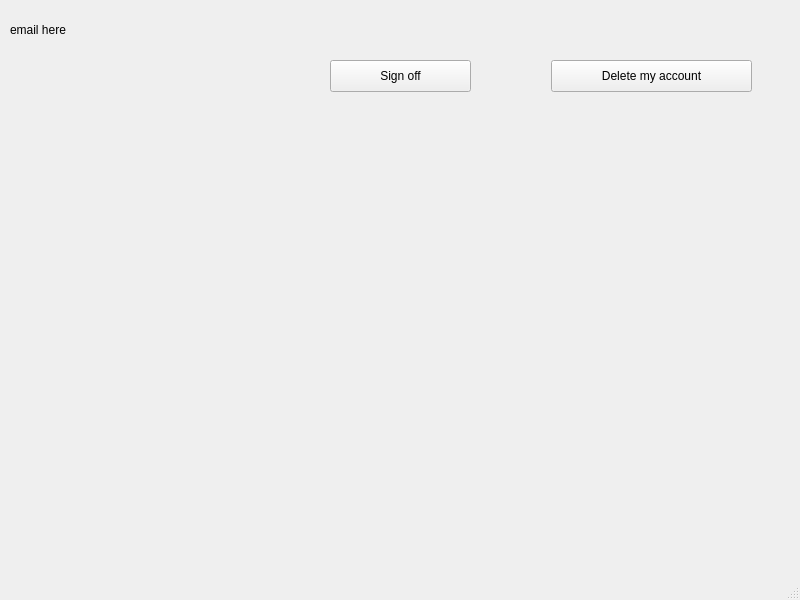
Qt form project/lab6/mainwindow.ui (aneroid11/Databases) before a commit.
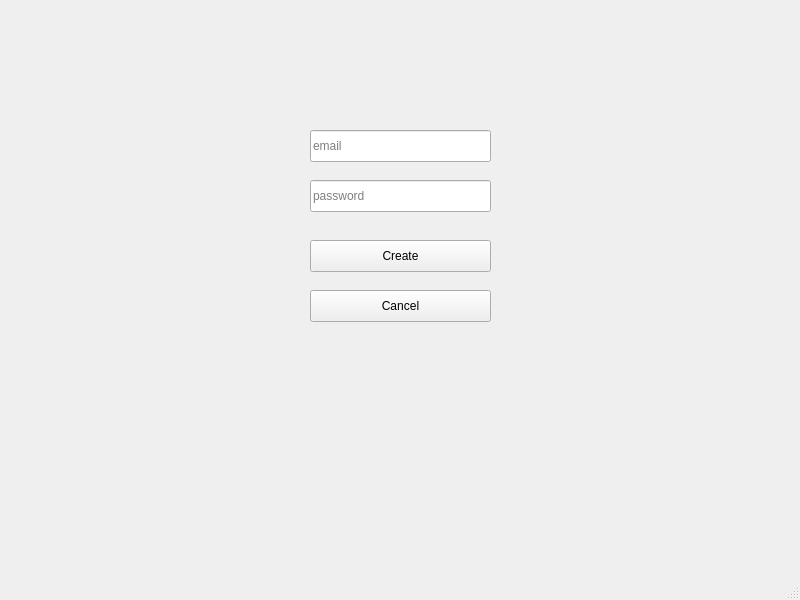
The same form after that commit.

Commit message: creating admin

The edit to the form file:
```diff
--- a/project/lab6/mainwindow.ui
+++ b/project/lab6/mainwindow.ui
@@ -36,7 +36,7 @@
      </rect>
     </property>
     <property name="currentIndex">
-     <number>5</number>
+     <number>11</number>
     </property>
     <widget class="QWidget" name="startingPage">
      <widget class="QPushButton" name="starting_signUpButton">
@@ -912,6 +912,69 @@
      </widget>
     </widget>
     <widget class="QWidget" name="myPlaylistsPage"/>
+    <widget class="QWidget" name="createAdminPage">
+     <widget class="QLineEdit" name="createAdmin_emailLineEdit">
+      <property name="geometry">
+       <rect>
+        <x>310</x>
+        <y>130</y>
+        <width>181</width>
+        <height>32</height>
+       </rect>
+      </property>
+      <property name="text">
+       <string/>
+      </property>
+      <property name="placeholderText">
+       <string>email</string>
+      </property>
+     </widget>
+     <widget class="QLineEdit" name="createAdmin_passwordLineEdit">
+      <property name="geometry">
+       <rect>
+        <x>310</x>
+        <y>180</y>
+        <width>181</width>
+        <height>32</height>
+       </rect>
+      </property>
+      <property name="text">
+       <string/>
+      </property>
+      <property name="echoMode">
+       <enum>QLineEdit::Password</enum>
+      </property>
+      <property name="placeholderText">
+       <string>password</string>
+      </property>
+     </widget>
+     <widget class="QPushButton" name="createAdmin_createButton">
+      <property name="geometry">
+       <rect>
+        <x>310</x>
+        <y>240</y>
+        <width>181</width>
+        <height>32</height>
+       </rect>
+      </property>
+      <property name="text">
+       <string>Create</string>
+      </property>
+     </widget>
+     <widget class="QPushButton" name="createAdmin_cancelButton">
+      <property name="geometry">
+       <rect>
+        <x>310</x>
+        <y>290</y>
+        <width>181</width>
+        <height>32</height>
+       </rect>
+      </property>
+      <property name="text">
+       <string>Cancel</string>
+      </property>
+     </widget>
+    </widget>
    </widget>
   </widget>
   <widget class="QMenuBar" name="menubar">
```
Left out of the diff: 13 changed lines with no effect on the pictures. The commit also changes 5 other files.
